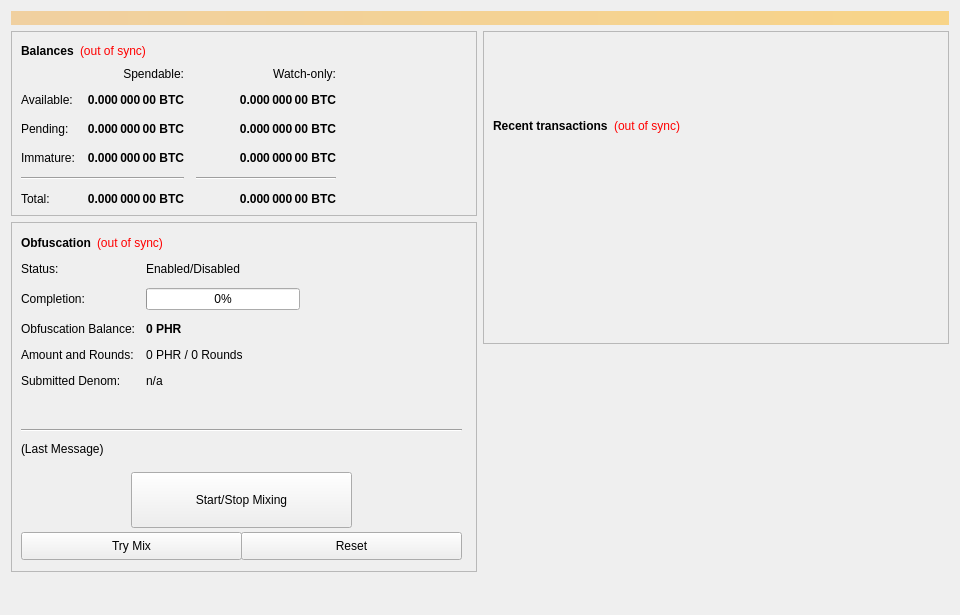
Qt form src/qt/forms/overviewpage.ui (phoreproject/Phore-old) before a commit.
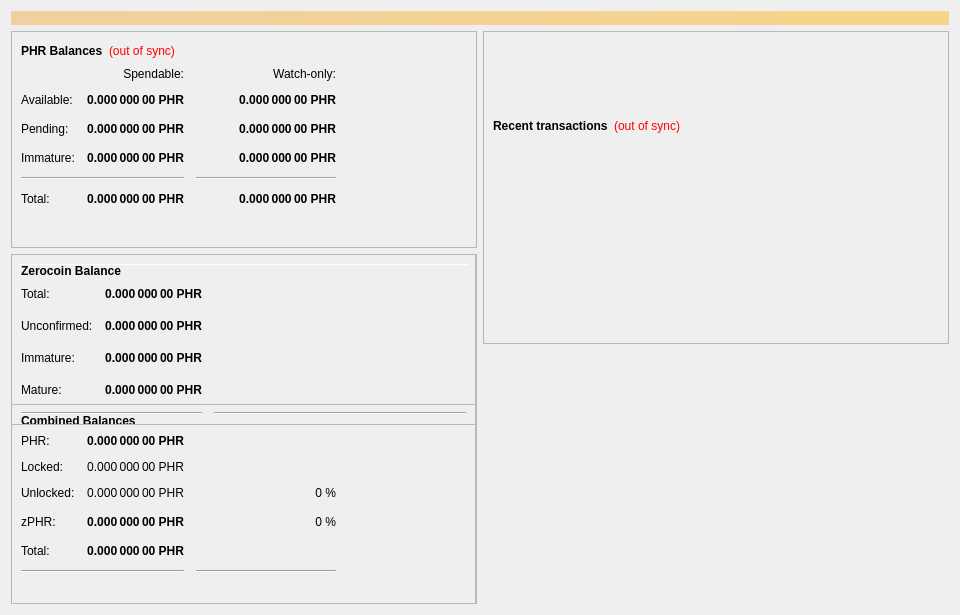
The same form after that commit.

The edit to the form file:
```diff
--- a/src/qt/forms/overviewpage.ui
+++ b/src/qt/forms/overviewpage.ui
@@ -60,7 +60,7 @@
                </font>
               </property>
               <property name="text">
-               <string>Balances</string>
+               <string>PHR Balances</string>
               </property>
              </widget>
             </item>
@@ -118,7 +118,7 @@
                <string>Unconfirmed transactions to watch-only addresses</string>
               </property>
               <property name="text">
-               <string notr="true">0.000 000 00 BTC</string>
+               <string notr="true">0.000 000 00 PHR</string>
               </property>
               <property name="alignment">
                <set>Qt::AlignRight|Qt::AlignTrailing|Qt::AlignVCenter</set>
@@ -143,7 +143,7 @@
                <string>Total of transactions that have yet to be confirmed, and do not yet count toward the spendable balance</string>
               </property>
               <property name="text">
-               <string notr="true">0.000 000 00 BTC</string>
+               <string notr="true">0.000 000 00 PHR</string>
               </property>
               <property name="alignment">
                <set>Qt::AlignRight|Qt::AlignTrailing|Qt::AlignVCenter</set>
@@ -168,7 +168,7 @@
                <string>Staked or masternode rewards in watch-only addresses that has not yet matured</string>
               </property>
               <property name="text">
-               <string notr="true">0.000 000 00 BTC</string>
+               <string notr="true">0.000 000 00 PHR</string>
               </property>
               <property name="alignment">
                <set>Qt::AlignRight|Qt::AlignTrailing|Qt::AlignVCenter</set>
@@ -226,7 +226,7 @@
                <string>Staked or masternode rewards that has not yet matured</string>
               </property>
               <property name="text">
-               <string notr="true">0.000 000 00 BTC</string>
+               <string notr="true">0.000 000 00 PHR</string>
               </property>
               <property name="alignment">
                <set>Qt::AlignRight|Qt::AlignTrailing|Qt::AlignVCenter</set>
@@ -271,7 +271,7 @@
                <string>Your current total balance</string>
               </property>
               <property name="text">
-               <string notr="true">0.000 000 00 BTC</string>
+               <string notr="true">0.000 000 00 PHR</string>
               </property>
               <property name="alignment">
                <set>Qt::AlignRight|Qt::AlignTrailing|Qt::AlignVCenter</set>
@@ -296,7 +296,7 @@
                <string>Current total balance in watch-only addresses</string>
               </property>
               <property name="text">
-               <string notr="true">0.000 000 00 BTC</string>
+               <string notr="true">0.000 000 00 PHR</string>
               </property>
               <property name="alignment">
                <set>Qt::AlignRight|Qt::AlignTrailing|Qt::AlignVCenter</set>
@@ -338,7 +338,7 @@
                <string>Your current spendable balance</string>
               </property>
               <property name="text">
-               <string notr="true">0.000 000 00 BTC</string>
+               <string notr="true">0.000 000 00 PHR</string>
               </property>
               <property name="alignment">
                <set>Qt::AlignRight|Qt::AlignTrailing|Qt::AlignVCenter</set>
@@ -363,7 +363,7 @@
                <string>Your current balance in watch-only addresses</string>
               </property>
               <property name="text">
-               <string notr="true">0.000 000 00 BTC</string>
+               <string notr="true">0.000 000 00 PHR</string>
               </property>
               <property name="alignment">
                <set>Qt::AlignRight|Qt::AlignTrailing|Qt::AlignVCenter</set>
@@ -392,6 +392,19 @@
             </item>
            </layout>
           </item>
+          <item>
+           <spacer name="verticalSpacer_4">
+            <property name="orientation">
+             <enum>Qt::Vertical</enum>
+            </property>
+            <property name="sizeHint" stdset="0">
+             <size>
+              <width>20</width>
+              <height>40</height>
+             </size>
+            </property>
+           </spacer>
+          </item>
          </layout>
         </widget>
        </item>
@@ -412,112 +425,6 @@
          <property name="frameShadow">
           <enum>QFrame::Raised</enum>
          </property>
-         <widget class="QWidget" name="formLayoutWidget">
-          <property name="geometry">
-           <rect>
-            <x>10</x>
-            <y>40</y>
-            <width>451</width>
-            <height>161</height>
-           </rect>
-          </property>
-          <layout class="QFormLayout" name="formLayout">
-           <property name="fieldGrowthPolicy">
-            <enum>QFormLayout::AllNonFixedFieldsGrow</enum>
-           </property>
-           <property name="horizontalSpacing">
-            <number>11</number>
-           </property>
-           <property name="verticalSpacing">
-            <number>12</number>
-           </property>
-           <item row="0" column="0">
-            <widget class="QLabel" name="label_6">
-             <property name="text">
-              <string>Status:</string>
-             </property>
-            </widget>
-           </item>
-           <item row="1" column="0">
-            <widget class="QLabel" name="label_7">
-             <property name="text">
-              <string>Completion:</string>
-             </property>
-            </widget>
-           </item>
-           <item row="1" column="1">
-            <widget class="QProgressBar" name="obfuscationProgress">
-             <property name="maximumSize">
-              <size>
-               <width>154</width>
-               <height>16777215</height>
-              </size>
-             </property>
-             <property name="value">
-              <number>0</number>
-             </property>
-            </widget>
-           </item>
-           <item row="2" column="0">
-            <widget class="QLabel" name="labelAnonymizedText">
-             <property name="text">
-              <string>Obfuscation Balance:</string>
-             </property>
-            </widget>
-           </item>
-           <item row="2" column="1">
-            <widget class="QLabel" name="labelAnonymized">
-             <property name="font">
-              <font>
-               <weight>75</weight>
-               <bold>true</bold>
-              </font>
-             </property>
-             <property name="text">
-              <string notr="true">0 PHR</string>
-             </property>
-            </widget>
-           </item>
-           <item row="3" column="0">
-            <widget class="QLabel" name="label_8">
-             <property name="text">
-              <string>Amount and Rounds:</string>
-             </property>
-            </widget>
-           </item>
-           <item row="3" column="1">
-            <widget class="QLabel" name="labelAmountRounds">
-             <property name="text">
-              <string>0 PHR / 0 Rounds</string>
-             </property>
-            </widget>
-           </item>
-           <item row="4" column="0">
-            <widget class="QLabel" name="label_9">
-             <property name="text">
-              <string>Submitted Denom:</string>
-             </property>
-            </widget>
-           </item>
-           <item row="4" column="1">
-            <widget class="QLabel" name="labelSubmittedDenom">
-             <property name="toolTip">
-              <string>The denominations you submitted to the Masternode.&lt;br&gt;To mix, other users must submit the exact same denominations.</string>
-             </property>
-             <property name="text">
-              <string>n/a</string>
-             </property>
-            </widget>
-           </item>
-           <item row="0" column="1">
-            <widget class="QLabel" name="obfuscationEnabled">
-             <property name="text">
-              <string>Enabled/Disabled</string>
-             </property>
-            </widget>
-           </item>
-          </layout>
-         </widget>
          <widget class="QPushButton" name="runAutoDenom">
           <property name="geometry">
            <rect>
@@ -955,179 +862,557 @@
            <bool>true</bool>
           </property>
          </widget>
-         <widget class="QPushButton" name="toggleObfuscation">
+         <widget class="Line" name="line">
           <property name="geometry">
            <rect>
-            <x>120</x>
-            <y>250</y>
-            <width>221</width>
-            <height>56</height>
-           </rect>
-          </property>
-          <property name="sizePolicy">
-           <sizepolicy hsizetype="MinimumExpanding" vsizetype="Fixed">
-            <horstretch>0</horstretch>
-            <verstretch>0</verstretch>
-           </sizepolicy>
-          </property>
-          <property name="text">
-           <string>Start/Stop Mixing</string>
-          </property>
-         </widget>
-         <widget class="Line" name="lineLastMessage">
-          <property name="geometry">
-           <rect>
-            <x>10</x>
-            <y>200</y>
-            <width>441</width>
-            <height>16</height>
+            <x>7</x>
+            <y>10</y>
+            <width>451</width>
+            <height>1</height>
            </rect>
           </property>
           <property name="orientation">
            <enum>Qt::Horizontal</enum>
           </property>
          </widget>
-         <widget class="QLabel" name="obfuscationStatus">
+         <widget class="QFrame" name="frame_3">
           <property name="geometry">
            <rect>
-            <x>10</x>
-            <y>220</y>
-            <width>451</width>
-            <height>61</height>
+            <x>0</x>
+            <y>150</y>
+            <width>465</width>
+            <height>201</height>
            </rect>
           </property>
-          <property name="minimumSize">
-           <size>
-            <width>288</width>
-            <height>43</height>
-           </size>
+          <property name="frameShape">
+           <enum>QFrame::StyledPanel</enum>
           </property>
-          <property name="text">
-           <string>(Last Message)</string>
+          <property name="frameShadow">
+           <enum>QFrame::Raised</enum>
           </property>
-          <property name="alignment">
-           <set>Qt::AlignLeading|Qt::AlignLeft|Qt::AlignTop</set>
-          </property>
-          <property name="wordWrap">
-           <bool>true</bool>
-          </property>
-         </widget>
-         <widget class="QPushButton" name="obfuscationAuto">
-          <property name="geometry">
-           <rect>
-            <x>10</x>
-            <y>310</y>
-            <width>221</width>
-            <height>28</height>
-           </rect>
-          </property>
-          <property name="sizePolicy">
-           <sizepolicy hsizetype="MinimumExpanding" vsizetype="Fixed">
-            <horstretch>0</horstretch>
-            <verstretch>0</verstretch>
-           </sizepolicy>
-          </property>
-          <property name="toolTip">
-           <string>Try to manually submit a Obfuscation request.</string>
-          </property>
-          <property name="text">
-           <string>Try Mix</string>
-          </property>
-         </widget>
-         <widget class="QPushButton" name="obfuscationReset">
-          <property name="geometry">
-           <rect>
-            <x>230</x>
-            <y>310</y>
-            <width>221</width>
-            <height>28</height>
-           </rect>
-          </property>
-          <property name="sizePolicy">
-           <sizepolicy hsizetype="MinimumExpanding" vsizetype="Fixed">
-            <horstretch>0</horstretch>
-            <verstretch>0</verstretch>
-           </sizepolicy>
-          </property>
-          <property name="toolTip">
-           <string>Reset the current status of Obfuscation (can interrupt Obfuscation if it's in the process of Mixing, which can cost you money!)</string>
-          </property>
-          <property name="autoFillBackground">
-           <bool>false</bool>
-          </property>
-          <property name="text">
-           <string>Reset</string>
-          </property>
-         </widget>
-         <widget class="QWidget" name="layoutWidget">
-          <property name="geometry">
-           <rect>
-            <x>10</x>
-            <y>10</y>
-            <width>431</width>
-            <height>22</height>
-           </rect>
-          </property>
-          <layout class="QHBoxLayout" name="horizontalLayout_5">
+          <layout class="QVBoxLayout" name="verticalLayout_5">
            <item>
-            <widget class="QLabel" name="label_2">
-             <property name="font">
-              <font>
-               <weight>75</weight>
-               <bold>true</bold>
-              </font>
-             </property>
-             <property name="text">
-              <string>Obfuscation</string>
-             </property>
-            </widget>
+            <layout class="QHBoxLayout" name="horizontalLayout_5" stretch="0">
+             <item>
+              <widget class="QLabel" name="label_5z">
+               <property name="maximumSize">
+                <size>
+                 <width>16777215</width>
+                 <height>20</height>
+                </size>
+               </property>
+               <property name="font">
+                <font>
+                 <weight>75</weight>
+                 <bold>true</bold>
+                </font>
+               </property>
+               <property name="toolTip">
+                <string>Combined Balances (including unconfirmed and immature coins)</string>
+               </property>
+               <property name="text">
+                <string>&lt;html&gt;&lt;head/&gt;&lt;body&gt;&lt;p&gt;Combined Balances&lt;/p&gt;&lt;/body&gt;&lt;/html&gt;</string>
+               </property>
+              </widget>
+             </item>
+            </layout>
            </item>
            <item>
-            <widget class="QLabel" name="labelObfuscationSyncStatus">
-             <property name="toolTip">
-              <string>The displayed information may be out of date. Your wallet automatically synchronizes with the Phore network after a connection is established, but this process has not completed yet.</string>
+            <layout class="QGridLayout" name="gridLayout_3">
+             <property name="spacing">
+              <number>12</number>
              </property>
-             <property name="styleSheet">
-              <string notr="true">QLabel { color: red; }</string>
-             </property>
-             <property name="text">
-              <string notr="true">(out of sync)</string>
-             </property>
-             <property name="alignment">
-              <set>Qt::AlignLeading|Qt::AlignLeft|Qt::AlignVCenter</set>
-             </property>
-            </widget>
+             <item row="7" column="0" colspan="2">
+              <widget class="Line" name="lineSpendableBalance_3">
+               <property name="orientation">
+                <enum>Qt::Horizontal</enum>
+               </property>
+              </widget>
+             </item>
+             <item row="7" column="2">
+              <widget class="Line" name="lineWatchBalance_3">
+               <property name="sizePolicy">
+                <sizepolicy hsizetype="Preferred" vsizetype="Fixed">
+                 <horstretch>0</horstretch>
+                 <verstretch>0</verstretch>
+                </sizepolicy>
+               </property>
+               <property name="minimumSize">
+                <size>
+                 <width>140</width>
+                 <height>0</height>
+                </size>
+               </property>
+               <property name="orientation">
+                <enum>Qt::Horizontal</enum>
+               </property>
+              </widget>
+             </item>
+             <item row="4" column="1">
+              <widget class="QLabel" name="labelzBalancez">
+               <property name="font">
+                <font>
+                 <weight>75</weight>
+                 <bold>true</bold>
+                </font>
+               </property>
+               <property name="cursor">
+                <cursorShape>IBeamCursor</cursorShape>
+               </property>
+               <property name="toolTip">
+                <string>Total of transactions that have yet to be confirmed, and do not yet count toward the spendable balance</string>
+               </property>
+               <property name="text">
+                <string notr="true">0.000 000 00 PHR</string>
+               </property>
+               <property name="alignment">
+                <set>Qt::AlignRight|Qt::AlignTrailing|Qt::AlignVCenter</set>
+               </property>
+               <property name="textInteractionFlags">
+                <set>Qt::LinksAccessibleByMouse|Qt::TextSelectableByKeyboard|Qt::TextSelectableByMouse</set>
+               </property>
+              </widget>
+             </item>
+             <item row="6" column="1">
+              <widget class="QLabel" name="labelTotalz">
+               <property name="font">
+                <font>
+                 <weight>75</weight>
+                 <bold>true</bold>
+                </font>
+               </property>
+               <property name="cursor">
+                <cursorShape>IBeamCursor</cursorShape>
+               </property>
+               <property name="toolTip">
+                <string>Total Balance, including unconfirmed and immature coins.</string>
+               </property>
+               <property name="text">
+                <string notr="true">0.000 000 00 PHR</string>
+               </property>
+               <property name="alignment">
+                <set>Qt::AlignRight|Qt::AlignTrailing|Qt::AlignVCenter</set>
+               </property>
+               <property name="textInteractionFlags">
+                <set>Qt::LinksAccessibleByMouse|Qt::TextSelectableByKeyboard|Qt::TextSelectableByMouse</set>
+               </property>
+              </widget>
+             </item>
+             <item row="4" column="3">
+              <spacer name="horizontalSpacer_6">
+               <property name="orientation">
+                <enum>Qt::Horizontal</enum>
+               </property>
+               <property name="sizeHint" stdset="0">
+                <size>
+                 <width>40</width>
+                 <height>20</height>
+                </size>
+               </property>
+              </spacer>
+             </item>
+             <item row="6" column="0">
+              <widget class="QLabel" name="labelTotalTextz">
+               <property name="text">
+                <string>Total:</string>
+               </property>
+              </widget>
+             </item>
+             <item row="1" column="0">
+              <widget class="QLabel" name="labelBalanceTextz">
+               <property name="text">
+                <string>PHR:</string>
+               </property>
+              </widget>
+             </item>
+             <item row="1" column="1">
+              <widget class="QLabel" name="labelBalancez">
+               <property name="font">
+                <font>
+                 <weight>75</weight>
+                 <bold>true</bold>
+                </font>
+               </property>
+               <property name="cursor">
+                <cursorShape>IBeamCursor</cursorShape>
+               </property>
+               <property name="toolTip">
+                <string>Your current spendable balance</string>
+               </property>
+               <property name="text">
+                <string notr="true">0.000 000 00 PHR</string>
+               </property>
+               <property name="alignment">
+                <set>Qt::AlignRight|Qt::AlignTrailing|Qt::AlignVCenter</set>
+               </property>
+               <property name="textInteractionFlags">
+                <set>Qt::LinksAccessibleByMouse|Qt::TextSelectableByKeyboard|Qt::TextSelectableByMouse</set>
+               </property>
+              </widget>
+             </item>
+             <item row="4" column="0">
+              <widget class="QLabel" name="labelzBalanceTextz">
+               <property name="toolTip">
+                <string/>
+               </property>
+               <property name="text">
+                <string>zPHR:</string>
+               </property>
+              </widget>
+             </item>
+             <item row="4" column="2">
+              <widget class="QLabel" name="labelzPHRPercent">
+               <property name="toolTip">
+                <string>Current percentage of zPHR.
+If AutoMint is enabled this percentage will settle around the configured AutoMint percentage (default = 10%)</string>
+               </property>
+               <property name="text">
+                <string>0 %</string>
+               </property>
+               <property name="alignment">
+                <set>Qt::AlignRight|Qt::AlignTrailing|Qt::AlignVCenter</set>
+               </property>
+              </widget>
+             </item>
+             <item row="6" column="2">
+              <widget class="QLabel" name="label100Percent">
+               <property name="text">
+                <string/>
+               </property>
+               <property name="alignment">
+                <set>Qt::AlignRight|Qt::AlignTrailing|Qt::AlignVCenter</set>
+               </property>
+              </widget>
+             </item>
+             <item row="2" column="1">
+              <widget class="QLabel" name="labelLockedBalance">
+               <property name="toolTip">
+                <string>Locked PHR or Masternode collaterals. These are excluded from zPHR minting.</string>
+               </property>
+               <property name="text">
+                <string>0.000 000 00 PHR</string>
+               </property>
+               <property name="alignment">
+                <set>Qt::AlignRight|Qt::AlignTrailing|Qt::AlignVCenter</set>
+               </property>
+              </widget>
+             </item>
+             <item row="2" column="0">
+              <widget class="QLabel" name="labelLockedBalanceText">
+               <property name="toolTip">
+                <string>Locked PHR or Masternode collaterals. These are excluded from zPHR minting.</string>
+               </property>
+               <property name="text">
+                <string>Locked:</string>
+               </property>
+              </widget>
+             </item>
+             <item row="3" column="0">
+              <widget class="QLabel" name="labelUnLockedBalanceText">
+               <property name="toolTip">
+                <string>Unlocked PHRs. These can be used for zPHR minting.</string>
+               </property>
+               <property name="text">
+                <string>Unlocked:</string>
+               </property>
+              </widget>
+             </item>
+             <item row="3" column="1">
+              <widget class="QLabel" name="labelUnLockedBalance">
+               <property name="toolTip">
+                <string>Unlocked PHRs. These can be used for zPHR minting.</string>
+               </property>
+               <property name="text">
+                <string>0.000 000 00 PHR</string>
+               </property>
+               <property name="alignment">
+                <set>Qt::AlignRight|Qt::AlignTrailing|Qt::AlignVCenter</set>
+               </property>
+              </widget>
+             </item>
+             <item row="3" column="2">
+              <widget class="QLabel" name="labelPHRPercent">
+               <property name="text">
+                <string>0 %</string>
+               </property>
+               <property name="alignment">
+                <set>Qt::AlignRight|Qt::AlignTrailing|Qt::AlignVCenter</set>
+               </property>
+              </widget>
+             </item>
+            </layout>
            </item>
            <item>
-            <spacer name="horizontalSpacer_4">
+            <spacer name="verticalSpacer">
              <property name="orientation">
-              <enum>Qt::Horizontal</enum>
+              <enum>Qt::Vertical</enum>
              </property>
              <property name="sizeHint" stdset="0">
               <size>
-               <width>40</width>
-               <height>20</height>
+               <width>20</width>
+               <height>40</height>
               </size>
              </property>
             </spacer>
            </item>
           </layout>
          </widget>
+         <widget class="QFrame" name="frame_4">
+          <property name="geometry">
+           <rect>
+            <x>0</x>
+            <y>0</y>
+            <width>465</width>
+            <height>171</height>
+           </rect>
+          </property>
+          <property name="frameShape">
+           <enum>QFrame::StyledPanel</enum>
+          </property>
+          <property name="frameShadow">
+           <enum>QFrame::Raised</enum>
+          </property>
+          <layout class="QVBoxLayout" name="verticalLayout_7">
+           <item>
+            <layout class="QHBoxLayout" name="horizontalLayout_8" stretch="0">
+             <item>
+              <widget class="QLabel" name="label_5z_3">
+               <property name="maximumSize">
+                <size>
+                 <width>16777215</width>
+                 <height>20</height>
+                </size>
+               </property>
+               <property name="font">
+                <font>
+                 <weight>75</weight>
+                 <bold>true</bold>
+                </font>
+               </property>
+               <property name="text">
+                <string>Zerocoin Balance</string>
+               </property>
+              </widget>
+             </item>
+            </layout>
+           </item>
+           <item>
+            <layout class="QGridLayout" name="gridLayout_5">
+             <property name="spacing">
+              <number>12</number>
+             </property>
+             <item row="4" column="0">
+              <widget class="QLabel" name="labelzBalanceMatureText">
+               <property name="toolTip">
+                <string>Mature: more than 20 confirmation and more than 3 mints of the same denomination after it was minted.
+These zPHR are spendable.</string>
+               </property>
+               <property name="text">
+                <string>Mature:</string>
+               </property>
+              </widget>
+             </item>
+             <item row="5" column="0" colspan="2">
+              <widget class="Line" name="lineSpendableBalance_5">
+               <property name="orientation">
+                <enum>Qt::Horizontal</enum>
+               </property>
+              </widget>
+             </item>
+             <item row="1" column="1">
+              <widget class="QLabel" name="labelzBalance">
+               <property name="font">
+                <font>
+                 <weight>75</weight>
+                 <bold>true</bold>
+                </font>
+               </property>
+               <property name="cursor">
+                <cursorShape>IBeamCursor</cursorShape>
+               </property>
+               <property name="toolTip">
+                <string>All available zPHR, unconfirmed and immature zPHR included.</string>
+               </property>
+               <property name="text">
+                <string notr="true">0.000 000 00 PHR</string>
+               </property>
+               <property name="alignment">
+                <set>Qt::AlignRight|Qt::AlignTrailing|Qt::AlignVCenter</set>
+               </property>
+               <property name="textInteractionFlags">
+                <set>Qt::LinksAccessibleByMouse|Qt::TextSelectableByKeyboard|Qt::TextSelectableByMouse</set>
+               </property>
+              </widget>
+             </item>
+             <item row="5" column="2">
+              <widget class="Line" name="lineWatchBalance_5">
+               <property name="sizePolicy">
+                <sizepolicy hsizetype="Preferred" vsizetype="Fixed">
+                 <horstretch>0</horstretch>
+                 <verstretch>0</verstretch>
+                </sizepolicy>
+               </property>
+               <property name="minimumSize">
+                <size>
+                 <width>140</width>
+                 <height>0</height>
+                </size>
+               </property>
+               <property name="orientation">
+                <enum>Qt::Horizontal</enum>
+               </property>
+              </widget>
+             </item>
+             <item row="1" column="0">
+              <widget class="QLabel" name="labelzBalanceText">
+               <property name="toolTip">
+                <string>All available zPHR, unconfirmed and immature zPHR included.</string>
+               </property>
+               <property name="text">
+                <string>Total:</string>
+               </property>
+              </widget>
+             </item>
+             <item row="1" column="2">
+              <spacer name="horizontalSpacer_8">
+               <property name="orientation">
+                <enum>Qt::Horizontal</enum>
+               </property>
+               <property name="sizeHint" stdset="0">
+                <size>
+                 <width>40</width>
+                 <height>20</height>
+                </size>
+               </property>
+              </spacer>
+             </item>
+             <item row="4" column="2">
+              <spacer name="horizontalSpacer_4">
+               <property name="orientation">
+                <enum>Qt::Horizontal</enum>
+               </property>
+               <property name="sizeHint" stdset="0">
+                <size>
+                 <width>40</width>
+                 <height>20</height>
+                </size>
+               </property>
+              </spacer>
+             </item>
+             <item row="4" column="1">
+              <widget class="QLabel" name="labelzBalanceMature">
+               <property name="font">
+                <font>
+                 <weight>75</weight>
+                 <bold>true</bold>
+                </font>
+               </property>
+               <property name="toolTip">
+                <string>Mature: more than 20 confirmation and more than 3 mints of the same denomination after it was minted.
+These zPHR are spendable.</string>
+               </property>
+               <property name="text">
+                <string>0.000 000 00 PHR</string>
+               </property>
+               <property name="alignment">
+                <set>Qt::AlignRight|Qt::AlignTrailing|Qt::AlignVCenter</set>
+               </property>
+              </widget>
+             </item>
+             <item row="2" column="0">
+              <widget class="QLabel" name="labelzBalanceUnconfirmedText">
+               <property name="toolTip">
+                <string>Unconfirmed: less than 20 confirmations
+Immature: confirmed, but less than 3 mints of the same denomination after it was minted</string>
+               </property>
+               <property name="text">
+                <string>Unconfirmed:</string>
+               </property>
+              </widget>
+             </item>
+             <item row="2" column="1">
+              <widget class="QLabel" name="labelzBalanceUnconfirmed">
+               <property name="font">
+                <font>
+                 <weight>75</weight>
+                 <bold>true</bold>
+                </font>
+               </property>
+               <property name="toolTip">
+                <string>Unconfirmed: less than 20 confirmations
+Immature: confirmed, but less than 3 mints of the same denomination after it was minted</string>
+               </property>
+               <property name="text">
+                <string>0.000 000 00 PHR</string>
+               </property>
+               <property name="alignment">
+                <set>Qt::AlignRight|Qt::AlignTrailing|Qt::AlignVCenter</set>
+               </property>
+              </widget>
+             </item>
+             <item row="2" column="2">
+              <spacer name="horizontalSpacer_5">
+               <property name="orientation">
+                <enum>Qt::Horizontal</enum>
+               </property>
+               <property name="sizeHint" stdset="0">
+                <size>
+                 <width>40</width>
+                 <height>20</height>
+                </size>
+               </property>
+              </spacer>
+             </item>
+             <item row="3" column="0">
+              <widget class="QLabel" name="labelzBalanceImmatureText">
+               <property name="toolTip">
+                <string>Unconfirmed: less than 20 confirmations
+Immature: confirmed, but less than 3 mints of the same denomination after it was minted</string>
+               </property>
+               <property name="text">
+                <string>Immature:</string>
+               </property>
+              </widget>
+             </item>
+             <item row="3" column="1">
+              <widget class="QLabel" name="labelzBalanceImmature">
+               <property name="font">
+                <font>
+                 <weight>75</weight>
+                 <bold>true</bold>
+                </font>
+               </property>
+               <property name="toolTip">
+                <string>Unconfirmed: less than 20 confirmations
+Immature: confirmed, but less than 3 mints of the same denomination after it was minted</string>
+               </property>
+               <property name="text">
+                <string>0.000 000 00 PHR</string>
+               </property>
+               <property name="alignment">
+                <set>Qt::AlignRight|Qt::AlignTrailing|Qt::AlignVCenter</set>
+               </property>
+              </widget>
+             </item>
+             <item row="3" column="2">
+              <spacer name="horizontalSpacer_7">
+               <property name="orientation">
+                <enum>Qt::Horizontal</enum>
+               </property>
+               <property name="sizeHint" stdset="0">
+                <size>
+                 <width>40</width>
+                 <height>20</height>
+                </size>
+               </property>
+              </spacer>
+             </item>
+            </layout>
+           </item>
+          </layout>
+         </widget>
         </widget>
        </item>
-       <item>
-        <spacer name="verticalSpacer">
-         <property name="orientation">
-          <enum>Qt::Vertical</enum>
-         </property>
-         <property name="sizeHint" stdset="0">
-          <size>
-           <width>20</width>
-           <height>40</height>
-          </size>
-         </property>
-        </spacer>
-       </item>
       </layout>
      </item>
      <item>
```
